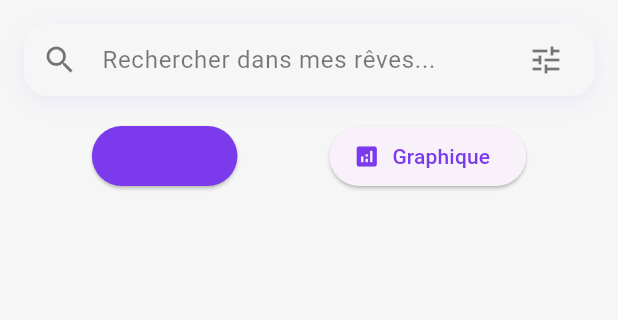
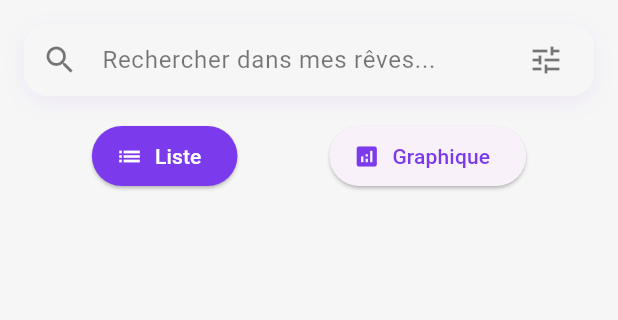
Before and after one commit to Xantos07/Revato, a Flutter app: the screen it shows after launch, item 3 of the bottom bar chosen, on a phone screen of 412 x 824 dp, the part 84-404 px from its top. Run offline on Flutter 3.47's test engine with Material 3 defaults, Android fonts, the phone set to English and light mode, and no system bars; our stand-ins replace shared_preferences, sqflite, webview_flutter; accounts and stored records are empty.

Commit message:
💄color scheme usage in DreamListScreen and GraphWebView

```diff
--- a/revato_app/lib/Screen/dream_list_screen.dart
+++ b/revato_app/lib/Screen/dream_list_screen.dart
@@ -128,7 +128,13 @@ class _DreamListScreenState extends State<DreamListScreen> {
                   label: const Text('Liste'),
                   style: ElevatedButton.styleFrom(
                     backgroundColor:
-                        !_showGraph ? Theme.of(context).primaryColor : null,
+                        !_showGraph
+                            ? Theme.of(context).colorScheme.primary
+                            : null,
+                    foregroundColor:
+                        !_showGraph
+                            ? Theme.of(context).colorScheme.onPrimary
+                            : null,
                   ),
                 ),
                 ElevatedButton.icon(
@@ -140,7 +146,13 @@ class _DreamListScreenState extends State<DreamListScreen> {
                   label: const Text('Graphique'),
                   style: ElevatedButton.styleFrom(
                     backgroundColor:
-                        _showGraph ? Theme.of(context).primaryColor : null,
+                        _showGraph
+                            ? Theme.of(context).colorScheme.primary
+                            : null,
+                    foregroundColor:
+                        _showGraph
+                            ? Theme.of(context).colorScheme.onPrimary
+                            : null,
                   ),
                 ),
               ],
--- a/revato_app/lib/Screen/graph_web_view.dart
+++ b/revato_app/lib/Screen/graph_web_view.dart
@@ -69,9 +69,7 @@ class _GraphWebViewState extends State<GraphWebView> {
     final htmlContent = await rootBundle.loadString(
       'assets/graph_template.html',
     );
-    final d3Content = await rootBundle.loadString(
-      'assets/d3.min.js',
-    );
+    final d3Content = await rootBundle.loadString('assets/d3.min.js');
 
     // Injecter D3.js dans le HTML
     final modifiedHtml = htmlContent.replaceFirst(
```
